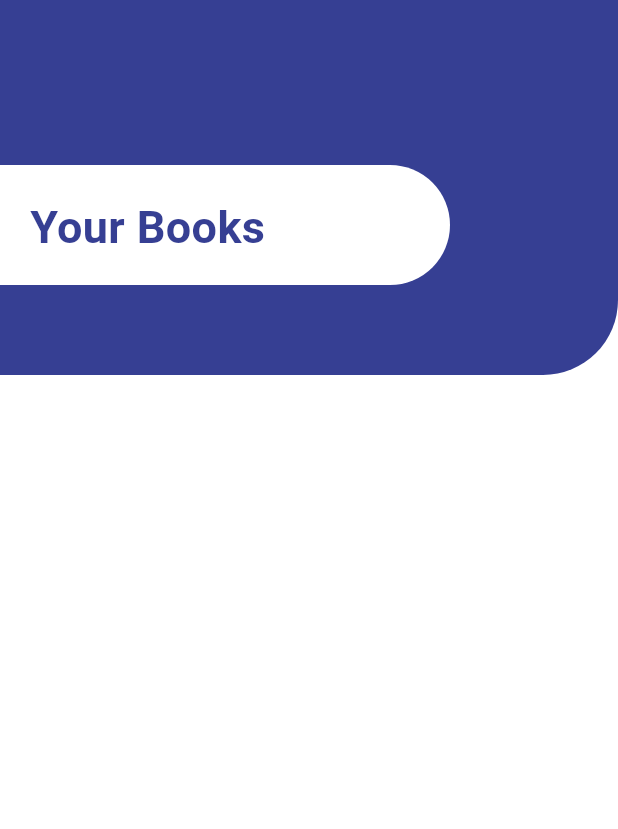
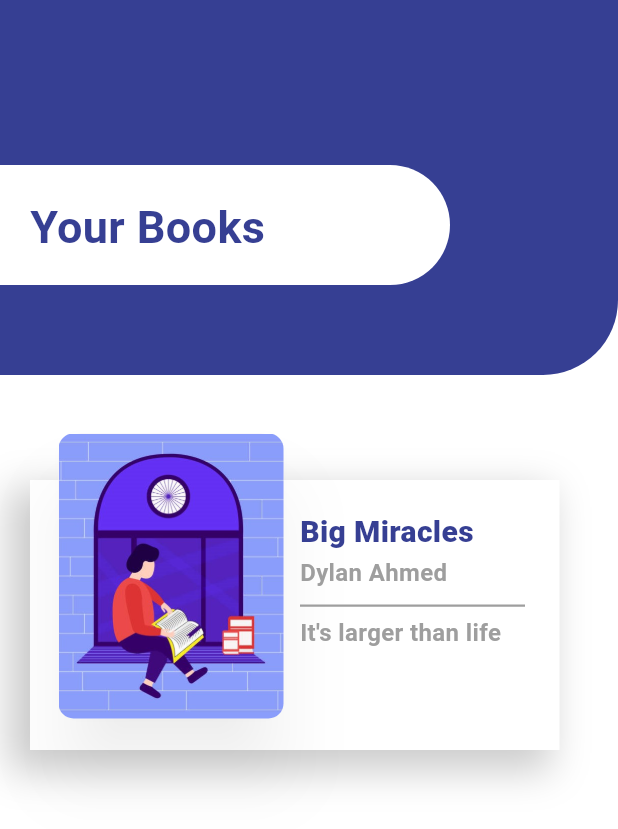
Before and after one commit to avikgh/custom_card_design_flutter, a Flutter app: the screen it shows after launch, on a phone screen of 412 x 824 dp. Shown: the top 829 px of the screen. Run offline on Flutter 3.47's test engine with Material 3 defaults, Android fonts, the phone set to English and light mode, and no system bars.

Commit message:
first card design.

```diff
--- a/lib/ui/screens/home_screen.dart
+++ b/lib/ui/screens/home_screen.dart
@@ -46,6 +46,93 @@ class HomeScreen extends StatelessWidget {
                 )
               ],
             ),
+          ),
+          SizedBox(height: 10,),
+          Container(
+            height: 240,
+            width: double.maxFinite,
+            child: Stack(
+              children: [
+                Positioned(
+                  top: 60,
+                  left: 20,
+                  child: Container(
+                    height: 180,
+                    width: 353,
+                    decoration: BoxDecoration(
+                      color: Colors.white,
+                      borderRadius: BorderRadius.circular(0.0),
+                      boxShadow: [
+                        BoxShadow(
+                          color: Colors.black.withOpacity(0.2),
+                          offset: Offset(-10.0, 10.0),
+                          blurRadius: 20,
+                          spreadRadius: 4
+                        )
+                      ]
+                    ),
+                  ),
+                ),
+                Positioned(
+                  top: 25,
+                  left: 35,
+                  child: Card(
+                    elevation: 20,
+                    shadowColor: Colors.grey.withOpacity(0.2),
+                    shape: RoundedRectangleBorder(
+                      borderRadius: BorderRadius.circular(15)
+                    ),
+                    child: Container(
+                      height: 190,
+                      width: 150,
+                      decoration: BoxDecoration(
+                        borderRadius: BorderRadius.circular(10),
+                        image: DecorationImage(
+                          fit: BoxFit.cover,
+                          image: AssetImage('assets/images/img1.jpg')
+                        ),
+                      ),
+                    ),
+                  )
+                ),
+                Positioned(
+                  top: 80,
+                  left: 200,
+                  child: Text('Big Miracles', style: TextStyle(
+                    color: Color(0XFF363f93),
+                    fontSize: 20,
+                    fontWeight: FontWeight.w800
+                  ),),
+                ),
+                Positioned(
+                  top: 110,
+                  left: 200,
+                  child: Text('Dylan Ahmed', style: TextStyle(
+                      color: Colors.grey,
+                      fontSize: 16,
+                      fontWeight: FontWeight.w600
+                  ),),
+                ),
+                Positioned(
+                  top: 143,
+                  left: 200,
+                  child: Container(
+                    width: 150,
+                    height: 1.5,
+                    color: Colors.grey,
+                  )
+                ),
+                Positioned(
+                  top: 150,
+                  left: 200,
+                  child: Text("It's larger than life", style: TextStyle(
+                      color: Colors.grey,
+                      fontSize: 16,
+                      fontWeight: FontWeight.w600
+                  ),),
+                ),
+              ],
+            ),
           )
         ],
       ),
--- a/pubspec.yaml
+++ b/pubspec.yaml
@@ -58,7 +58,8 @@ flutter:
   uses-material-design: true
 
   # To add assets to your application, add an assets section, like this:
-  # assets:
+  assets:
+    - assets/images/
   #   - images/a_dot_burr.jpeg
   #   - images/a_dot_ham.jpeg
 
```
Also changed, not shown: assets/images/img1.jpg (added).
